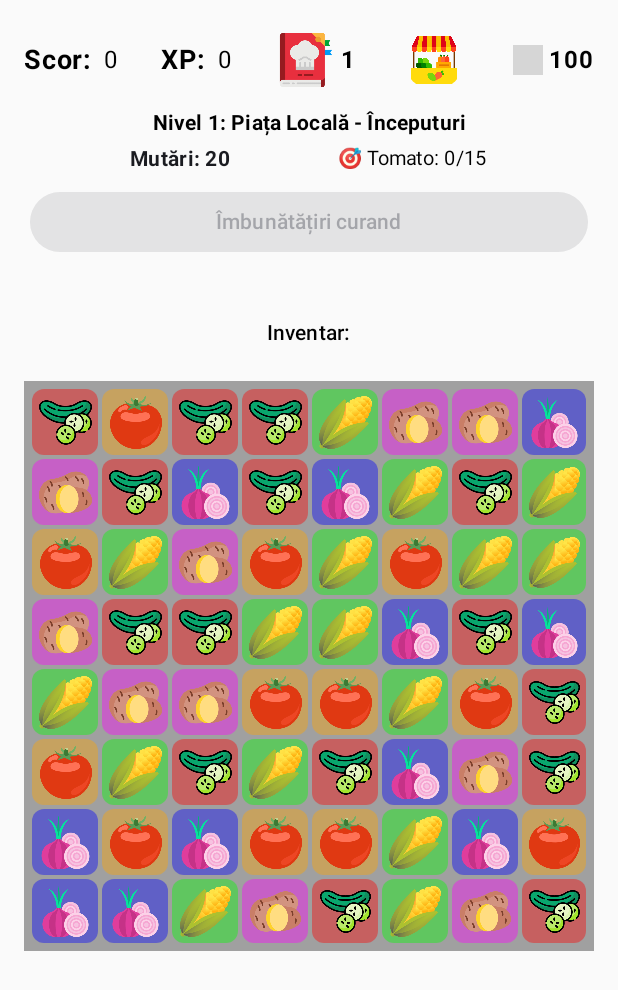
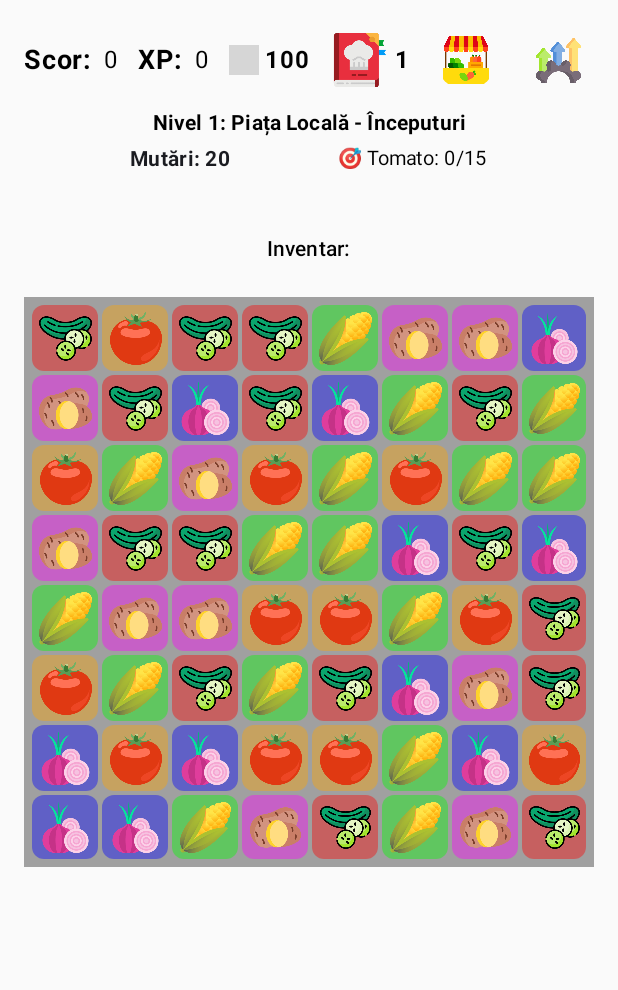
Before and after one commit to nycol332/Match3PuzzleGameCompose, an Android app built with Jetpack Compose: the screen it shows after launch (MainActivity), on a phone screen of 412 x 824 dp. Shown: the top 990 px of the screen. Run offline under Robolectric (Android 15) with nearby library versions, the phone set to English and light mode, and no system bars; grey boxes are pictures that could not be loaded.

Commit message:
Add button + logic of upgrades

```diff
--- a/app/src/main/java/com/example/match3puzzlegame/MainActivity.kt
+++ b/app/src/main/java/com/example/match3puzzlegame/MainActivity.kt
@@ -88,6 +88,14 @@ enum class ObjectiveType {
     // TODO: Adaugă alte tipuri (ex: CLEAR_BLOCKERS - curăță piese speciale)
 }
 
+// --- Structura pentru Upgrade-uri ---
+data class UpgradeInfo(
+    val id: String, // Folosim String ID pentru flexibilitate (ex: "extra_moves", "faster_cooking")
+    val name: String,
+    val description: (Int) -> String, // Funcție pentru a genera descrierea bazată pe nivel
+    val maxLevel: Int,
+    val cost: (Int) -> Int // Funcție pentru a calcula costul nivelului următor (nivel curent -> cost)
+)
 
 
 
@@ -133,6 +141,34 @@ val tileDrawables: Map<Int, Int> = mapOf(
 
 
 //Liste
+
+// --- Lista de Upgrade-uri Posibile ---
+val availableUpgrades = listOf(
+    UpgradeInfo(
+        id = "extra_moves",
+        name = "Mutări Bonus",
+        description = { level -> "Începi fiecare nivel cu +$level mutări." },
+        maxLevel = 5,
+        cost = { level -> 100 * (level + 1) * (level + 1) } // Exemplu: 100, 400, 900, 1600, 2500 Bani
+    ),
+    UpgradeInfo(
+        id = "score_multiplier",
+        name = "Multiplicator Scor",
+        description = { level -> "Primești ${10 * level}% scor bonus." }, // Efectul va fi implementat mai târziu
+        maxLevel = 10,
+        cost = { level -> 150 + 200 * level } // Exemplu: 150, 350, 550... Bani
+    ),
+    UpgradeInfo(
+        id = "rare_ingredient_luck",
+        name = "Noroc la Ingrediente",
+        description = { level -> "Șansă +${5 * level}% să apară ingrediente mai rare." }, // Efectul va fi implementat mai târziu
+        maxLevel = 4,
+        cost = { level -> 500 * (level + 1) } // Exemplu: 500, 1000, 1500, 2000 Bani
+    )
+    // TODO: Adaugă upgrade-uri cosmetice, de combustibil, etc.
+)
+
+
 
 // --- Date Nivele Inițiale ---
 val gameLevels = listOf(
@@ -314,11 +350,11 @@ fun Match3GameApp() {
     var playerMoney by remember { mutableStateOf(100) }
     var cookedMealsInventory by remember { mutableStateOf<Map<Int, Int>>(emptyMap()) }  // --- Stare pentru Mâncarea Gătită, gata de vânzare ---
     var showShopDialog by remember { mutableStateOf(false) }
+    var playerUpgrades by remember { mutableStateOf<Map<String, Int>>(emptyMap()) } // Map<UpgradeId, CurrentLevel>
+    var showUpgradesScreen by remember { mutableStateOf(false) }// --- Stare pentru ecranul de upgrade-uri ---
 
 
     // === LOGICA JOCULUI  ===
-
-
 
 
     // ---  Funcție pentru Vânzarea Mâncărurilor ---
@@ -865,6 +901,33 @@ fun Match3GameApp() {
 
         // ---  Apelează verificarea CU progresul actualizat ---
         checkLevelEndCondition(updatedProgress) // Pasează map-ul actualizat
+    }
+
+    // ---  Funcție pentru a trece la nivelul următor ---
+    fun goToNextLevel() {
+        Log.d(TAG, "goToNextLevel called. Current index: $currentLevelIndex")
+        playSound(context, R.raw.click) // Sunetul aici
+        if (currentLevelIndex < gameLevels.size - 1) {
+            currentLevelIndex++ // Incrementează starea
+            Log.d(TAG, "Moving to next level index: $currentLevelIndex")
+        } else {
+            Log.d(TAG, "All levels finished!")
+            gameState = "Finished" // Setează starea de final joc
+            feedbackMessage = "Felicitări! Ai terminat jocul!" // Mesaj final
+        }
+    }
+
+    // --- Funcție pentru a reîncerca nivelul ---
+    fun retryLevel() {
+        Log.d(TAG, "retryLevel called.")
+        playSound(context, R.raw.click)
+        // Folosim trucul pentru a retrigera LaunchedEffect
+        val currentIdx = currentLevelIndex
+        currentLevelIndex = -1 // Invalid temporar
+        scope.launch {
+            delay(50)
+            currentLevelIndex = currentIdx // Revine, retrigerează resetarea
+        }
     }
 
 
@@ -990,25 +1053,23 @@ fun Match3GameApp() {
             },
             onShowRecipeBook = {  playSound(context, R.raw.click); showRecipeBookScreen = true }, // Modifică starea de navigare
             onMetaButtonClick = {  playSound(context, R.raw.click) },
-            onRetryLevel = {
+            onRetryLevel = ::retryLevel,
+            onNextLevel = ::goToNextLevel,
+            onShowUpgrades = { // Logica pentru butonul de upgrade
                 playSound(context, R.raw.click)
-                val currentIdx = currentLevelIndex
-                currentLevelIndex = -1 // Index invalid temporar
-                scope.launch {
-                    delay(50)
-                    currentLevelIndex = currentIdx
-                }
-            },
-            onNextLevel = {
-                playSound(context, R.raw.click)
-                // Logica next level
-                if (currentLevelIndex < gameLevels.size - 1) {
-                    currentLevelIndex++
-                } else {
-                    gameState = "Finished"
-                }
+                showUpgradesScreen = true // Setează starea pentru a arăta ecranul (îl vom implementa)
             }
         )
+    }
+
+    if (showUpgradesScreen) {
+        // TODO: Înlocuiește cu apelul real la UpgradesScreen
+        Box(modifier = Modifier.fillMaxSize().background(Color.DarkGray.copy(alpha=0.5f)).clickable { showUpgradesScreen = false } ) {
+            Text("Ecran Upgrade-uri (TODO)", color = Color.White, modifier = Modifier.align(Alignment.Center))
+            Button(onClick = { showUpgradesScreen = false }, modifier = Modifier.align(Alignment.TopStart)) {
+                Text("Înapoi")
+            }
+        }
     }
 
     // --- Afișează dialogul PESTE orice ecran ---
@@ -1034,8 +1095,6 @@ fun Match3GameApp() {
             onDismiss = { showShopDialog = false } // Închide dialogul la dismiss
         )
     }
-
-
 }
 
 
@@ -1068,6 +1127,7 @@ fun GameScreen(
     onNextLevel: () -> Unit,
     currentLevelId: Int, //  Primește ID-ul nivelului curent
     onShowShop: () -> Unit, // Callback pentru shop
+    onShowUpgrades: () -> Unit
 ) {
     val context = LocalContext.current // Obține context
 
@@ -1109,6 +1169,24 @@ fun GameScreen(
                 Text("XP:", fontSize = 18.sp, fontWeight = FontWeight.Bold)
                 Spacer(modifier = Modifier.width(8.dp))
                 Text(playerXP.toString(), /* ... stil ... */) }
+
+
+            // --- Grup Bani (Monedă) ---
+            Row(verticalAlignment = Alignment.CenterVertically) {
+                Image(
+                    painterResource(id = R.drawable.coin),
+                    contentDescription = "Bani",
+                    modifier = Modifier.size(20.dp),
+                )
+                Spacer(modifier = Modifier.width(4.dp))
+                Text(
+                    text = playerMoney.toString(),
+                    style = MaterialTheme.typography.bodyLarge,
+                    fontWeight = FontWeight.Bold,
+                )
+            }
+
+
             // Grup Rețete (cu iconiță)
             Row(
                 verticalAlignment = Alignment.CenterVertically,
@@ -1126,6 +1204,7 @@ fun GameScreen(
                     fontWeight = FontWeight.Bold
                 )
             }
+
             // --- Grup Shop (Iconiță Clickabilă) ---
             IconButton(onClick = { // Folosim IconButton pentru o zonă de click mai bună
                 playSound(context, R.raw.click) // Sunet UI
@@ -1139,21 +1218,19 @@ fun GameScreen(
                 )
             }
 
-
-
-            Row(verticalAlignment = Alignment.CenterVertically) {
-                 Image(
-                     painterResource(id = R.drawable.coin),
-                     contentDescription = "Bani",
-                     modifier = Modifier.size(20.dp),
-                 )
-                 Spacer(modifier = Modifier.width(4.dp))
-                Text(
-                    text = playerMoney.toString(),
-                    style = MaterialTheme.typography.bodyLarge,
-                    fontWeight = FontWeight.Bold,
+            // --- Grup Upgrade-uri (Iconiță Clickabilă) ---
+            IconButton(onClick = {
+                playSound(context, R.raw.click)
+                onShowUpgrades() // Apelează noul callback
+            }) {
+                Image( // Sau Icon
+                    painter = painterResource(id = R.drawable.upgrade), // !!! ID-ul tău !!!
+                    contentDescription = "Îmbunătățiri",
+                    modifier = Modifier.size(30.dp) // Ajustează dimensiunea
                 )
             }
+
+
         }
         Spacer(modifier = Modifier.height(8.dp))
 
@@ -1206,13 +1283,6 @@ fun GameScreen(
         }
 
         // --- Rând Butoane (Meta & Carte Bucate) ---
-        Row(
-            modifier = Modifier.fillMaxWidth(),
-            horizontalArrangement = Arrangement.SpaceEvenly
-        ) {
-            Button(onClick = onMetaButtonClick, enabled = false, modifier = Modifier.weight(1f).padding(horizontal = 4.dp)) { Text("Îmbunătățiri curand") } // Text mai scurt
-        }
-        Spacer(modifier = Modifier.height(8.dp))
 
         // --- Mesaj Feedback (poate font mai mic?) ---
         Text(text = feedbackMessage, textAlign = TextAlign.Center, modifier = Modifier.fillMaxWidth().heightIn(min = 18.dp), fontSize = 15.sp)
```
Also changed, not shown: app/src/main/res/drawable/upgrade.png (added).
